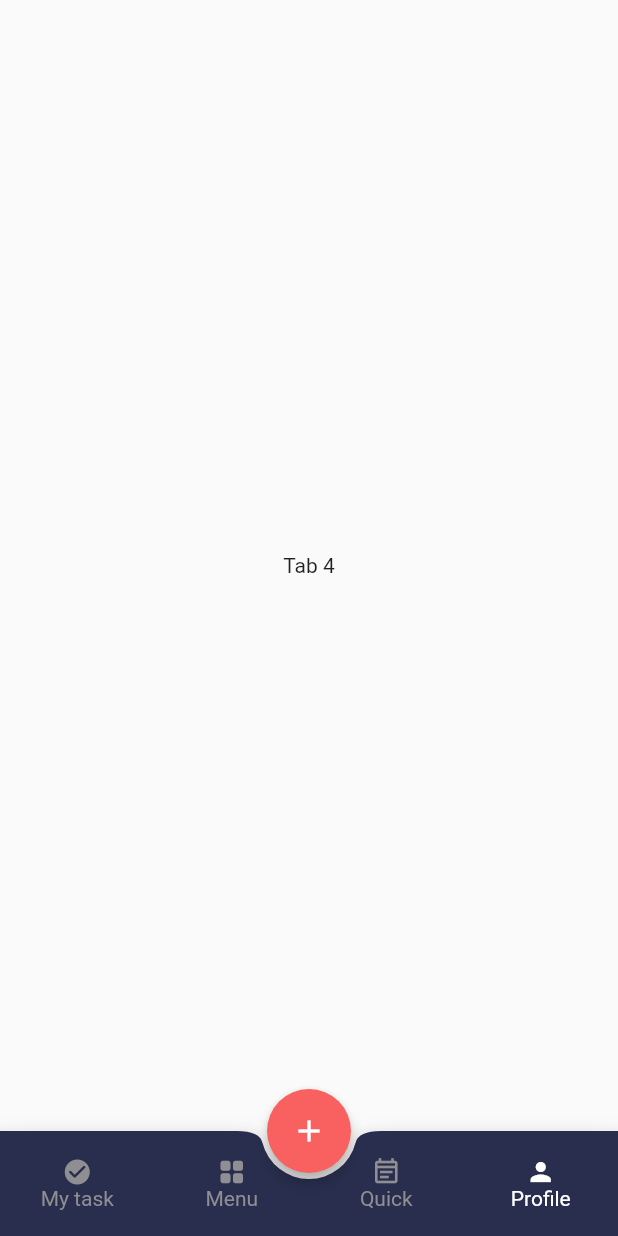
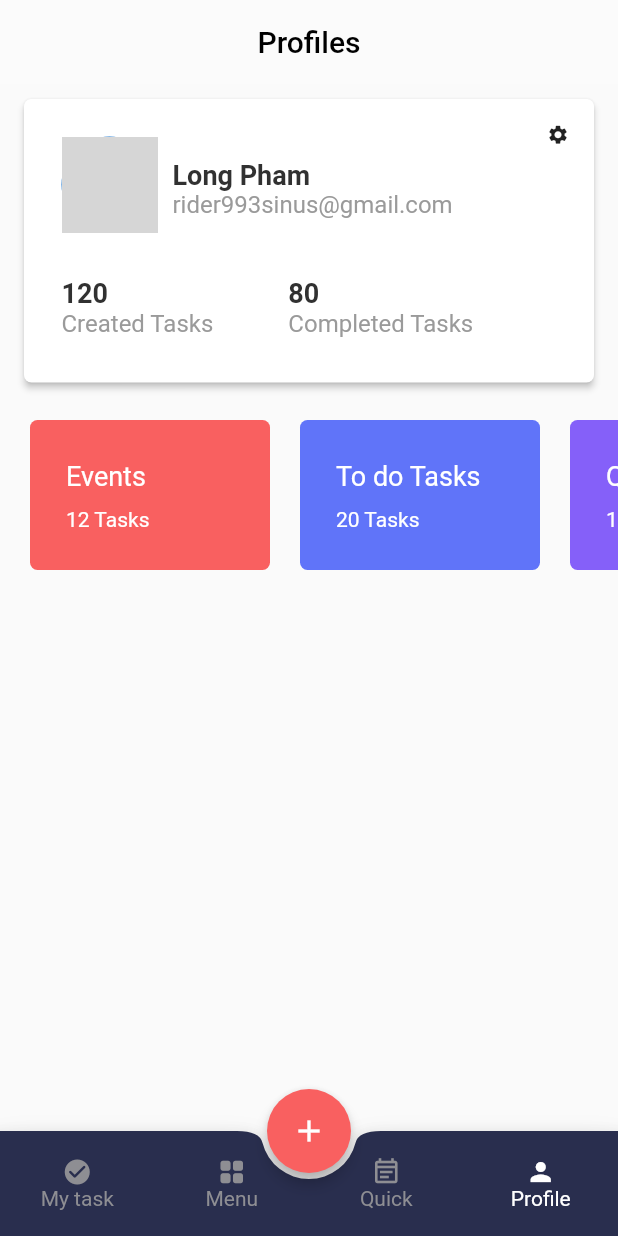
Before and after one commit to Skizdukion/AkingToDoApp, a Flutter app: the screen it shows after launch, item 4 of the bottom bar chosen, on a phone screen of 412 x 824 dp. Run offline on Flutter 3.47's test engine with Material 2 defaults, Android fonts, the phone set to English and light mode, and no system bars; our stand-ins replace equatable, flutter_slidable, introduction_screen, table_calendar; network calls fail; grey boxes are pictures that could not be loaded.

Commit message:
add quick note page and part of profile page

```diff
--- /dev/null
+++ b/lib/models/repositories/models/statictis.dart
@@ -0,0 +1,9 @@
+import 'package:flutter/material.dart';
+
+class TasksStatictis{
+  int totalTask;
+  int doneTask;
+  Color color;
+  String type;
+  TasksStatictis({required this.totalTask, required this.doneTask, required this.color, required this.type});
+}
--- a/lib/routes/main/main_page.dart
+++ b/lib/routes/main/main_page.dart
@@ -3,6 +3,8 @@ import 'package:todo_app/routes/main/Popup_page/new_task/add_new_task_page.dart'
 import 'package:todo_app/routes/main/Task_page/task_page.dart';
 import 'package:todo_app/routes/main/menu_page/project_page.dart';
 import 'package:todo_app/routes/main/popup_page/new_check_list/add_new_check_list.dart';
+import 'package:todo_app/routes/main/profile_page/profile_page.dart';
+import 'package:todo_app/routes/main/quick_note_page/quick_note_page.dart';
 
 import 'Popup_page/new_note/add_new_note.dart';
 import 'bottom_app_bar_item.dart';
@@ -59,8 +61,8 @@ class _MainPageState extends State<MainPage> with SingleTickerProviderStateMixin
   Widget changeTab(){
     if (_tabselect == 0) return const TaskPage();
     else if (_tabselect == 1) return const ProjectPage();
-    else if (_tabselect == 2) return const Center(child: Text('Tab 3'),);
-    else if (_tabselect == 3) return const Center(child: Text('Tab 4'),);
+    else if (_tabselect == 2) return const QuickNotePage();
+    else if (_tabselect == 3) return const ProfilePage();
     else return const Center(child: Text('There is some bugs'));
   }
 
--- /dev/null
+++ b/lib/routes/main/profile_page/profile_page.dart
@@ -0,0 +1,205 @@
+import 'package:flutter/material.dart';
+import 'package:todo_app/models/repositories/models/statictis.dart';
+import 'package:todo_app/widgets/const_decoration.dart';
+
+class ProfilePage extends StatefulWidget {
+  const ProfilePage({ Key? key }) : super(key: key);
+
+  @override
+  _ProfilePageState createState() => _ProfilePageState();
+}
+
+class _ProfilePageState extends State<ProfilePage> {
+
+  @override
+  Widget build(BuildContext context) {
+    return SafeArea(
+      child: Scaffold(
+        resizeToAvoidBottomInset: false,
+        appBar: AppBar(
+          backgroundColor: Colors.white10,
+          elevation: 0,
+          title: Text('Profiles', style: TextStyle(fontSize: 20, color: Colors.black)),
+          centerTitle: true,
+        ),
+        body: ProfileBody(),
+      ),
+    );
+  }
+}
+
+class ProfileBody extends StatefulWidget {
+  const ProfileBody({ Key? key }) : super(key: key);
+
+  @override
+  _ProfileBodyState createState() => _ProfileBodyState();
+}
+
+class _ProfileBodyState extends State<ProfileBody> {
+  @override
+  Widget build(BuildContext context) {
+    return Padding(
+      padding: EdgeInsets.only(top: 10),
+      child: Column(
+        children: [
+          UserInfoBox(),
+          SizedBox(height: 25,),
+          TasksInCategory(),
+        ],
+      ),
+    );
+  }
+}
+
+class TasksInCategory extends StatefulWidget {
+  const TasksInCategory({ Key? key }) : super(key: key);
+
+  @override
+  _TasksInCategoryState createState() => _TasksInCategoryState();
+}
+
+class _TasksInCategoryState extends State<TasksInCategory> {
+  late List<TasksStatictis> _taskStatictis;
+
+  @override
+  void initState() {
+    _taskStatictis = [
+      TasksStatictis(totalTask: 12, doneTask: 6, color: Color.fromRGBO(249, 96, 96, 1), type: 'Events'),
+      TasksStatictis(totalTask: 20, doneTask: 5, color: Color.fromRGBO(96, 116, 249, 1), type: 'To do Tasks'),
+      TasksStatictis(totalTask: 12, doneTask: 6, color: Color.fromRGBO(133, 96, 249, 1), type: 'Quick Notes'),
+    ];
+    super.initState();
+  }
+
+  @override
+  Widget build(BuildContext context) {
+    return Container(
+      height: 100.0,
+      child: ListView.builder(
+        scrollDirection: Axis.horizontal,
+        itemCount: _taskStatictis.length,
+        itemBuilder: (context, index){
+          return TaskCountBox(taskStatic: _taskStatictis[index],);
+        },
+      ),
+    );
+  }
+}
+
+class TaskCountBox extends StatefulWidget {
+  const TaskCountBox({ Key? key, required this.taskStatic }) : super(key: key);
+  final TasksStatictis taskStatic;
+
+  @override
+  _TaskCountBoxState createState() => _TaskCountBoxState();
+}
+
+class _TaskCountBoxState extends State<TaskCountBox> {
+  @override
+  Widget build(BuildContext context) {
+    return Padding(
+      padding: const EdgeInsets.only(left: 20),
+      child: Container(
+        width: 160,
+        decoration: BoxDecoration(
+          color: widget.taskStatic.color,
+          borderRadius: BorderRadius.circular(5),
+        ),
+        child: Padding(
+          padding: EdgeInsets.only(top: 27, left: 24),
+          child: Column(
+            mainAxisAlignment: MainAxisAlignment.start,
+            crossAxisAlignment: CrossAxisAlignment.start,
+            children: [
+              Text('${widget.taskStatic.type}', style: TextStyle(fontSize: 18, color: Colors.white),),
+              SizedBox(height: 10,),
+              Text('${widget.taskStatic.totalTask} Tasks', style: TextStyle(fontSize: 14, color: Colors.white),),
+            ],
+          ),
+        ),
+      ),
+    );
+  }
+}
+
+class UserInfoBox extends StatefulWidget {
+  const UserInfoBox({ Key? key }) : super(key: key);
+
+  @override
+  _UserInfoBoxState createState() => _UserInfoBoxState();
+}
+
+class _UserInfoBoxState extends State<UserInfoBox> {
+  @override
+  Widget build(BuildContext context) {
+    return Padding(
+      padding: const EdgeInsets.symmetric(horizontal: 16),
+      child: Container(
+        child: Material(
+          elevation: 2.0,
+          color: Colors.white,
+          borderRadius: BorderRadius.circular(5),
+          child: Padding(
+            padding: const EdgeInsets.only(left: 25),
+            child: Column(
+              children: [
+                Row(
+                  mainAxisAlignment: MainAxisAlignment.start,
+                  crossAxisAlignment: CrossAxisAlignment.start,
+                  children: [
+                    Padding(
+                      padding: const EdgeInsets.only(top: 25),
+                      child: CircleAvatar(
+                        radius: 32,
+                        backgroundImage: NetworkImage('https://encrypted-tbn0.gstatic.com/images?q=tbn:ANd9GcTv7Qrvj5xHRuCCDSoqi9U-IqESntWh4bMG5w&usqp=CAU'),
+                      ),
+                    ),
+                    Expanded(
+                      child: Padding(
+                        padding: const EdgeInsets.only(top: 40, left: 10),
+                        child: Column(
+                          crossAxisAlignment: CrossAxisAlignment.start,
+                          children: [
+                            Text("Long Pham", style: textDarkStyleS18.copyWith(fontWeight: FontWeight.bold),),
+                            Text('rider993sinus@gmail.com', style: textLight154StyleW400S14.copyWith(fontSize: 16),),
+                          ],
+                        ),
+                      ),
+                    ),
+                    IconButton(
+                      icon: Icon(Icons.settings),
+                      onPressed: (){},
+                      iconSize: 15,
+                    ),
+                  ],
+                ),
+                const SizedBox(height: 30,),
+                Row(
+                  mainAxisAlignment: MainAxisAlignment.start,
+                  children: [
+                    Column(
+                      crossAxisAlignment: CrossAxisAlignment.start,
+                      children: [
+                        Text('120', style: textDarkStyleS18.copyWith(fontWeight: FontWeight.bold)),
+                        Text('Created Tasks', style: textLight154StyleW400S14.copyWith(fontSize: 16)),
+                      ],
+                    ),
+                    SizedBox(width: 50,),
+                    Column(
+                      crossAxisAlignment: CrossAxisAlignment.start,
+                      children: [
+                        Text('80', style: textDarkStyleS18.copyWith(fontWeight: FontWeight.bold)),
+                        Text('Completed Tasks', style: textLight154StyleW400S14.copyWith(fontSize: 16)),
+                      ],
+                    ),
+                  ],
+                ),
+                const SizedBox(height: 30,),
+              ]
+            ),
+          ),
+        ),
+      ),
+    );
+  }
+}
```
Also changed, not shown: lib/models/repositories/models/quick_note.dart (added, +16 -0 lines), lib/models/repositories/quick_note_repository.dart (added, +99 -0 lines), lib/routes/main/Task_page/slidable_task_item.dart (+5 -23 lines), lib/routes/main/quick_note_page/quick_note_item.dart (added, +104 -0 lines), lib/routes/main/quick_note_page/quick_note_page.dart (added, +162 -0 lines).
